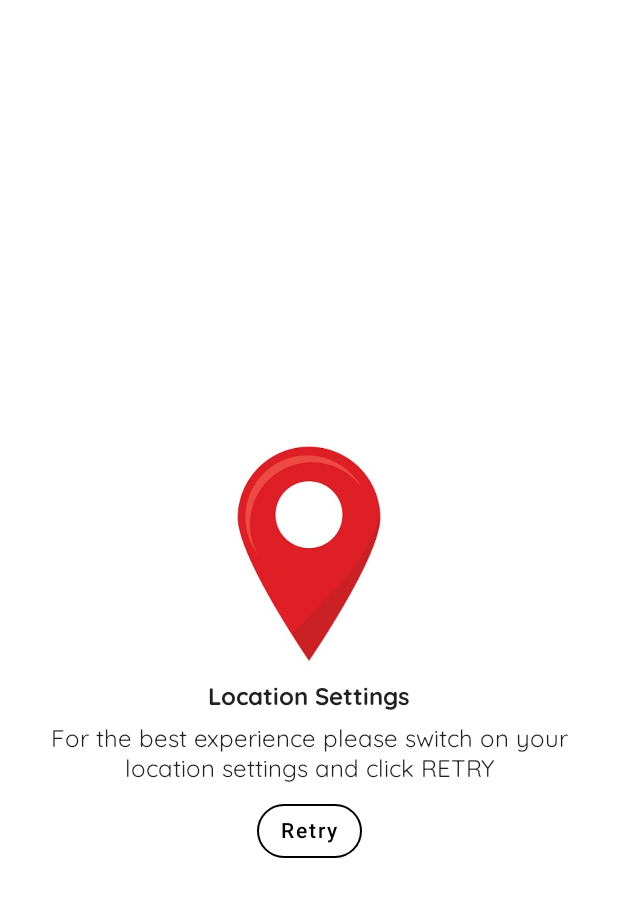
After one commit to AshtonChingovo/OpenWeatherAPIApp, an Android app built with Jetpack Compose: the composable LocationSettingsOff shown on its own in the app's theme, on a phone screen of 412 x 824 dp. The commit adds this screen. Shown: the top 897 px of the screen. Run offline under Robolectric (Android 15) with nearby library versions, the phone set to English and light mode, and no system bars.

Commit message:
Locations Settings on bug fix

```diff
--- /dev/null
+++ b/app/src/main/java/com/dvtopenweather/dvtopenweatherapp/ui/screens/LocationSettingsOff.kt
@@ -0,0 +1,56 @@
+package com.dvtopenweather.dvtopenweatherapp.ui.screens
+
+import androidx.compose.foundation.BorderStroke
+import androidx.compose.foundation.Image
+import androidx.compose.foundation.layout.*
+import androidx.compose.foundation.shape.RoundedCornerShape
+import androidx.compose.material.OutlinedButton
+import androidx.compose.material.Text
+import androidx.compose.runtime.Composable
+import androidx.compose.ui.Alignment
+import androidx.compose.ui.Modifier
+import androidx.compose.ui.graphics.Color
+import androidx.compose.ui.layout.ContentScale
+import androidx.compose.ui.res.painterResource
+import androidx.compose.ui.res.stringResource
+import androidx.compose.ui.text.font.FontWeight
+import androidx.compose.ui.text.style.TextAlign
+import androidx.compose.ui.unit.dp
+import com.dvtopenweather.dvtopenweatherapp.R
+
+@Composable
+fun LocationSettingsOff(onClick: () -> Unit) {
+    Column(
+        verticalArrangement = Arrangement.Center,
+        horizontalAlignment = Alignment.CenterHorizontally,
+        modifier = Modifier
+            .fillMaxWidth()
+            .fillMaxHeight()
+            .padding(horizontal = 16.dp)
+    ) {
+        Image(
+            painter = painterResource(id = R.drawable.location_settings_image),
+            contentDescription = null,
+            contentScale = ContentScale.Inside,
+            modifier = Modifier
+                .fillMaxWidth()
+                .size(200.dp)
+
+        )
+        Spacer(modifier = Modifier.height(8.dp))
+        Text(stringResource(id = R.string.location_settings_label), fontWeight = FontWeight.Bold)
+        Spacer(modifier = Modifier.height(8.dp))
+        Text(
+            stringResource(id = R.string.location_settings_message_label),
+            textAlign = TextAlign.Center
+        )
+        Spacer(modifier = Modifier.height(8.dp))
+        OutlinedButton(
+            border = BorderStroke(1.dp, Color.Black),
+            shape = RoundedCornerShape(50),
+            onClick = onClick
+        ) {
+            Text(stringResource(id = R.string.retry), color = Color.Black)
+        }
+    }
+}
--- a/app/src/main/java/com/dvtopenweather/dvtopenweatherapp/ui/screens/home/HomeRoute.kt
+++ b/app/src/main/java/com/dvtopenweather/dvtopenweatherapp/ui/screens/home/HomeRoute.kt
@@ -1,6 +1,7 @@
 package com.dvtopenweather.dvtopenweatherapp.ui.screens.home
 
 import android.os.Build
+import android.util.Log
 import androidx.annotation.RequiresApi
 import androidx.compose.foundation.*
 import androidx.compose.foundation.layout.*
@@ -26,12 +27,10 @@ import com.dvtopenweather.dvtopenweatherapp.R
 import com.dvtopenweather.dvtopenweatherapp.data.repository.model.ForecastEntity
 import com.dvtopenweather.dvtopenweatherapp.ui.LocationSettingsUIState
 import com.dvtopenweather.dvtopenweatherapp.ui.LocationSettingsViewModel
+import com.dvtopenweather.dvtopenweatherapp.ui.screens.LocationSettingsOff
 import com.dvtopenweather.dvtopenweatherapp.ui.screens.util.MessageUI
 import com.dvtopenweather.dvtopenweatherapp.ui.theme.*
-import com.dvtopenweather.dvtopenweatherapp.util.CLOUDS
-import com.dvtopenweather.dvtopenweatherapp.util.RAIN
-import com.dvtopenweather.dvtopenweatherapp.util.STANDARD_DATE_FORMAT
-import com.dvtopenweather.dvtopenweatherapp.util.STANDARD_DATE_FORMAT_SECONDS
+import com.dvtopenweather.dvtopenweatherapp.util.*
 import java.time.LocalDateTime
 import java.time.format.DateTimeFormatter
 
@@ -48,6 +47,8 @@ fun HomeRoute(
     locationSettingsViewModel.checkLocationSettings()
 
     var locationSettingsState = locationSettingsViewModel.locationSettingsUIState.collectAsStateWithLifecycle()
+
+    Log.d("UIState", " HomeUIState :: ${locationSettingsState.value}")
 
     if (locationSettingsState.value == LocationSettingsUIState.LocationSettingsON) {
         when(homeUIState.value){
@@ -89,7 +90,7 @@ fun HomeRoute(
             }
         }
     } else {
-        // LocationSettingsOff(onClick = locationSettingsViewModel::checkLocationSettings)
+        LocationSettingsOff(onClick = locationSettingsViewModel::checkLocationSettings)
     }
 
 }
@@ -361,8 +362,8 @@ fun WeatherForecastSectionItems(forecast: ForecastEntity) {
 fun gradientBrush(weather: String): Brush {
 
     return when(weather){
-        "Rain" -> Brush.verticalGradient(listOf(Rainy, Rainy, RainyDark))
-        "Clouds" -> Brush.verticalGradient(listOf(Cloudy, Cloudy, CloudyDark))
+        RAIN -> Brush.verticalGradient(listOf(Rainy, Rainy, RainyDark))
+        CLOUDS -> Brush.verticalGradient(listOf(Cloudy, Cloudy, CloudyDark))
         else -> Brush.verticalGradient(listOf(Sunny, Sunny, SunnyDark))
     }
 
--- a/app/src/main/res/values/strings.xml
+++ b/app/src/main/res/values/strings.xml
@@ -77,4 +77,8 @@
     <string name="open_weather_label">OpenWeather</string>
     <string name="assignment_label">DVT mobile weather app assessment - Android(Kotlin)</string>
     <string name="features_label">Features</string>
+
+    <string name="location_settings_label">Location Settings</string>
+    <string name="location_settings_message_label">For the best experience please switch on your location settings and click RETRY</string>
+
 </resources>
```
